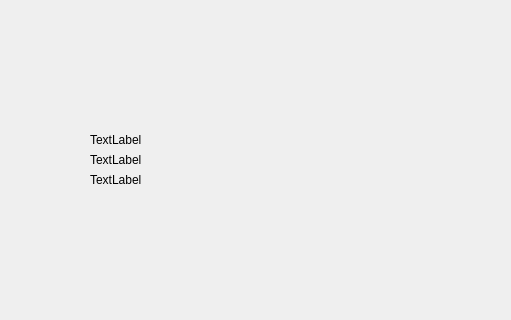
Before: the Qt Designer form client/mainwindow.ui in werew/mpv-gui, drawn with Qt 5; both pictures show x 636 to 1147 and y 130 to 450 of the 1147 by 593 pixel window.
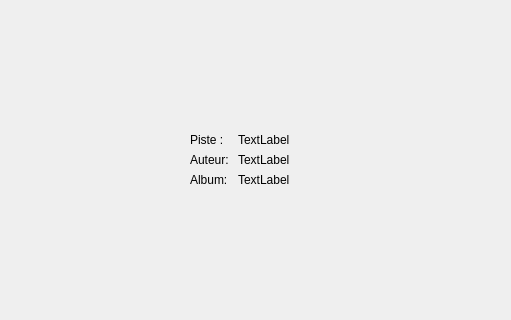
After: the same form once the commit is applied. Icons and pictures are not drawn. Custom widgets are drawn as their Qt base class.

Commit message: Add title for author, album and trackname at multilanguage

```diff
--- a/client/mainwindow.ui
+++ b/client/mainwindow.ui
@@ -174,10 +174,19 @@
           </spacer>
          </item>
          <item>
+          <layout class="QHBoxLayout" name="horizontalLayout_7">
+           <item>
+            <widget class="QLabel" name="TrackNameTitle">
+             <property name="text">
+              <string>Piste :</string>
+             </property>
+            </widget>
+           </item>
+           <item>
           <widget class="QLabel" name="trackName">
            <property name="minimumSize">
             <size>
-             <width>300</width>
+               <width>0</width>
              <height>0</height>
             </size>
            </property>
@@ -186,6 +195,17 @@
            </property>
           </widget>
          </item>
+          </layout>
+         </item>
+         <item>
+          <layout class="QHBoxLayout" name="horizontalLayout_8">
+           <item>
+            <widget class="QLabel" name="authorTitle">
+             <property name="text">
+              <string>Auteur: </string>
+             </property>
+            </widget>
+           </item>
          <item>
           <widget class="QLabel" name="author">
            <property name="text">
@@ -193,6 +213,17 @@
            </property>
           </widget>
          </item>
+          </layout>
+         </item>
+         <item>
+          <layout class="QHBoxLayout" name="horizontalLayout_9">
+           <item>
+            <widget class="QLabel" name="albumTitle">
+             <property name="text">
+              <string>Album: </string>
+             </property>
+            </widget>
+           </item>
          <item>
           <widget class="QLabel" name="album">
            <property name="text">
@@ -202,6 +233,8 @@
             <bool>false</bool>
            </property>
           </widget>
+           </item>
+          </layout>
          </item>
          <item>
           <spacer name="verticalSpacer_2">
```
Lines whose indentation alone changed are shown as unchanged. The commit also changes 5 other files.
